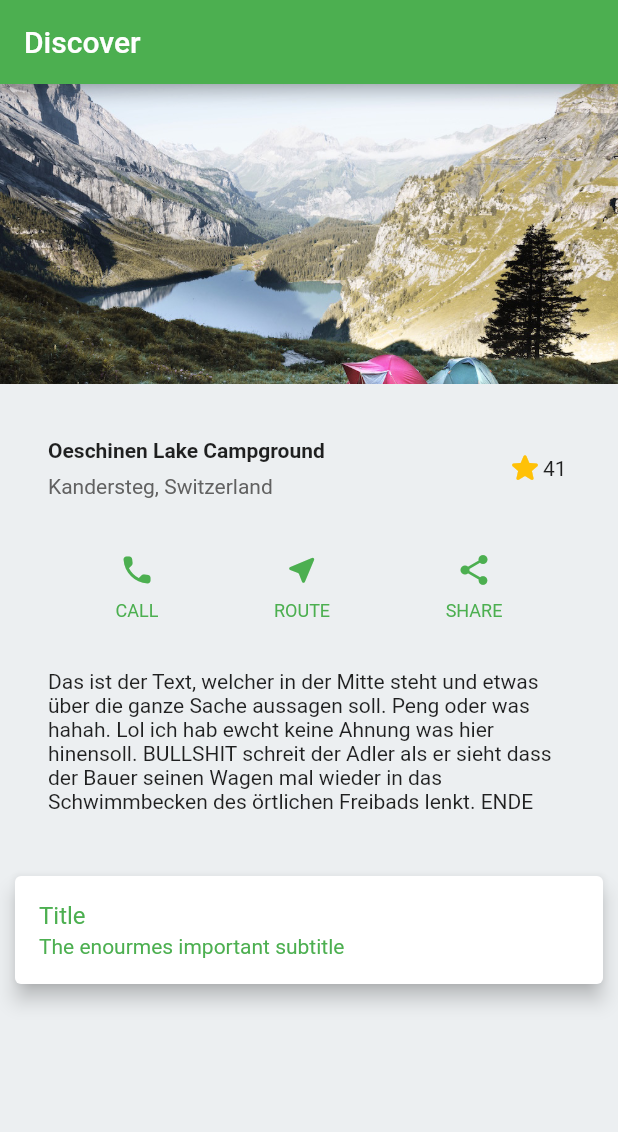
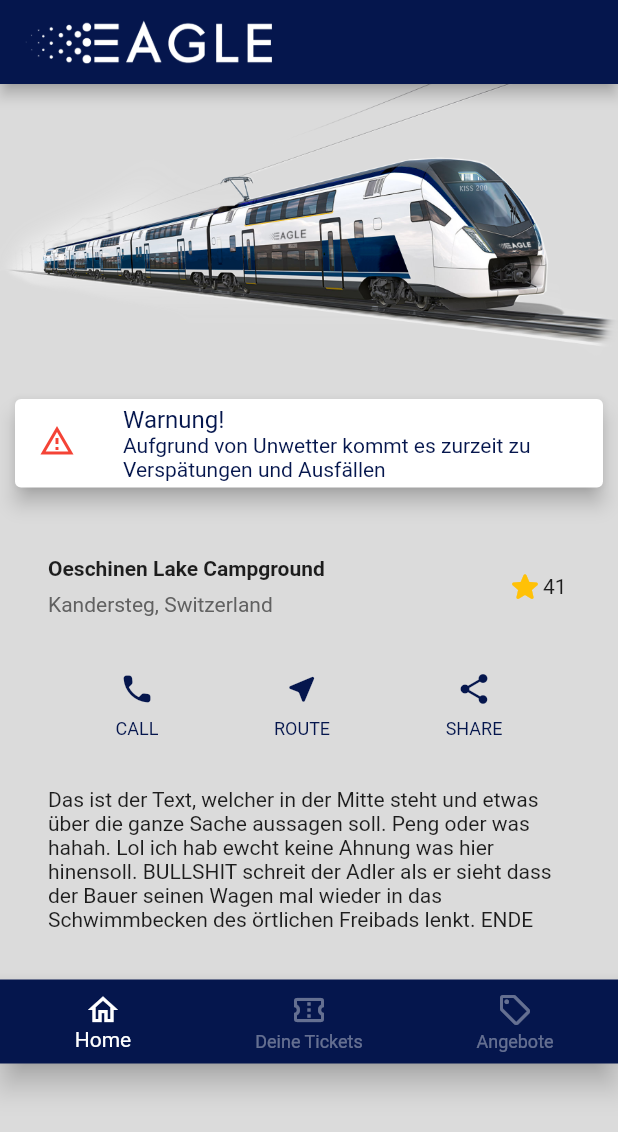
Before and after one commit to Niklas003/FlutterTutorials, a Flutter app: the screen it shows after launch, on a phone screen of 412 x 824 dp. Shown: the top 1132 px of the screen. Run offline on Flutter 3.47's test engine with Material 2 defaults, Android fonts, the light colour scheme and no system bars.

Commit message:
feat: did some stuff for learning

```diff
--- a/lib/button.dart
+++ b/lib/button.dart
@@ -1,13 +1,12 @@
+import 'package:first_flutter/main.dart';
 import 'package:flutter/material.dart';
-
-Color color = Colors.green;
 
 Widget buttonSection = Row(
   mainAxisAlignment: MainAxisAlignment.spaceEvenly,
   children: [
-    _buildButtonColumn(color, Icons.call_rounded, 'CALL'),
-    _buildButtonColumn(color, Icons.near_me_rounded, 'ROUTE'),
-    _buildButtonColumn(color, Icons.share_rounded, 'SHARE'),
+    _buildButtonColumn(primaryBlue, Icons.call_rounded, 'CALL'),
+    _buildButtonColumn(primaryBlue, Icons.near_me_rounded, 'ROUTE'),
+    _buildButtonColumn(primaryBlue, Icons.share_rounded, 'SHARE'),
   ],
 );
 
@@ -16,7 +15,7 @@ Column _buildButtonColumn(Color color, IconData icon, String label) {
     mainAxisSize: MainAxisSize.min,
     mainAxisAlignment: MainAxisAlignment.center,
     children: [
-      Icon(icon, color: color),
+      Icon(icon, color: primaryBlue),
       Container(
         margin: const EdgeInsets.only(top: 8),
         child: Text(
--- a/lib/cardWidget.dart
+++ b/lib/cardWidget.dart
@@ -1,15 +1,21 @@
+import 'package:first_flutter/main.dart';
 import 'package:flutter/material.dart';
 
 Widget cardSection = Card(
-  margin: EdgeInsets.all(10),
+  margin: const EdgeInsets.all(10),
   elevation: 5.5,
   child: Column(
     children: const [
       ListTile(
-        title: Text('Title'),
-        subtitle: Text('The enourmes important subtitle'),
-        textColor: Colors.green,
-      )
+        leading: Icon(
+          Icons.warning_amber_outlined,
+          color: Colors.red,
+        ),
+        title: Text('Warnung!'),
+        subtitle: Text(
+            'Aufgrund von Unwetter kommt es zurzeit zu Verspätungen und Ausfällen'),
+        textColor: primaryBlue,
+      ),
     ],
   ),
 );
--- a/lib/main.dart
+++ b/lib/main.dart
@@ -1,9 +1,13 @@
+import 'package:first_flutter/navBar.dart';
 import 'package:flutter/material.dart';
 import 'title.dart';
 import 'button.dart';
 import 'cardWidget.dart';
+import 'navBar.dart';
 
 void main() => runApp(const MyApp());
+const Color primaryBlue = Color.fromARGB(255, 5, 22, 77);
+const Color background = Color.fromARGB(255, 219, 219, 219);
 
 class MyApp extends StatelessWidget {
   const MyApp({super.key});
@@ -19,26 +23,30 @@ class MyApp extends StatelessWidget {
 
     return MaterialApp(
       theme: ThemeData(
-          primarySwatch: Colors.green,
-          scaffoldBackgroundColor: Colors.blueGrey[50]),
+          primarySwatch: Colors.indigo, scaffoldBackgroundColor: background),
       darkTheme: ThemeData.dark(),
       title: 'Discover',
       home: Scaffold(
         appBar: AppBar(
-          title: const Text('Discover'),
+          backgroundColor: primaryBlue,
+          title: Image.asset(
+            'images/eagle.png',
+            scale: 7,
+          ),
         ),
         body: ListView(
           children: [
             Image.asset(
-              'images/lake.jpg',
+              'images/KISS_200.png',
               width: 600,
               height: 200,
               fit: BoxFit.cover,
             ),
+            cardSection,
             titleSection,
             buttonSection,
             textSection,
-            cardSection
+            navBar
           ],
         ),
       ),
--- /dev/null
+++ b/lib/navBar.dart
@@ -0,0 +1,25 @@
+import 'package:first_flutter/cardWidget.dart';
+import 'package:first_flutter/main.dart';
+import 'package:flutter/material.dart';
+import 'cardWidget.dart';
+
+Widget navBar = BottomNavigationBar(
+  elevation: 8,
+  selectedItemColor: Colors.white,
+  unselectedItemColor: Colors.white38,
+  backgroundColor: Color.fromARGB(255, 5, 22, 77),
+  items: const <BottomNavigationBarItem>[
+    BottomNavigationBarItem(
+        icon: Icon(Icons.home_outlined),
+        label: 'Home',
+        backgroundColor: Colors.white),
+    BottomNavigationBarItem(
+      icon: Icon(Icons.confirmation_number_outlined),
+      label: 'Deine Tickets',
+    ),
+    BottomNavigationBarItem(
+      icon: Icon(Icons.sell_outlined),
+      label: 'Angebote',
+    ),
+  ],
+);
--- a/pubspec.yaml
+++ b/pubspec.yaml
@@ -60,6 +60,8 @@ flutter:
   uses-material-design: true
   assets:
     - images/lake.jpg
+    - images/eagle.png
+    - images/KISS_200.png
 
   # To add assets to your application, add an assets section, like this:
   # assets:
```
Also changed, not shown: images/KISS_200.png (added), images/eagle.png (added).
